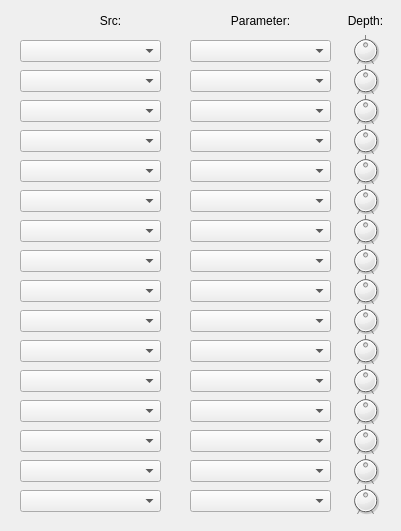
Qt form src/View/ControlMatrixScene.ui (thefinalcutbg/QAN1xEditor) before a commit.
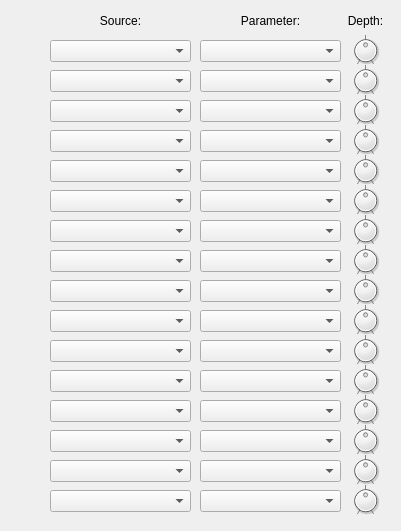
The same form after that commit. Custom widgets are drawn as their Qt base class.

Diff of the .ui file:
```diff
--- a/src/View/ControlMatrixScene.ui
+++ b/src/View/ControlMatrixScene.ui
@@ -22,7 +22,7 @@
   <widget class="ComboPicker" name="param_1">
    <property name="geometry">
     <rect>
-     <x>190</x>
+     <x>200</x>
      <y>40</y>
      <width>141</width>
      <height>22</height>
@@ -35,7 +35,7 @@
   <widget class="ComboPicker" name="source_1">
    <property name="geometry">
     <rect>
-     <x>20</x>
+     <x>50</x>
      <y>40</y>
      <width>141</width>
      <height>22</height>
@@ -94,7 +94,7 @@
   <widget class="ComboPicker" name="source_3">
    <property name="geometry">
     <rect>
-     <x>20</x>
+     <x>50</x>
      <y>100</y>
      <width>141</width>
      <height>22</height>
@@ -107,7 +107,7 @@
   <widget class="ComboPicker" name="source_4">
    <property name="geometry">
     <rect>
-     <x>20</x>
+     <x>50</x>
      <y>130</y>
      <width>141</width>
      <height>22</height>
@@ -120,7 +120,7 @@
   <widget class="ComboPicker" name="source_5">
    <property name="geometry">
     <rect>
-     <x>20</x>
+     <x>50</x>
      <y>160</y>
      <width>141</width>
      <height>22</height>
@@ -133,7 +133,7 @@
   <widget class="ComboPicker" name="source_6">
    <property name="geometry">
     <rect>
-     <x>20</x>
+     <x>50</x>
      <y>190</y>
      <width>141</width>
      <height>22</height>
@@ -146,7 +146,7 @@
   <widget class="ComboPicker" name="source_7">
    <property name="geometry">
     <rect>
-     <x>20</x>
+     <x>50</x>
      <y>220</y>
      <width>141</width>
      <height>22</height>
@@ -159,7 +159,7 @@
   <widget class="ComboPicker" name="source_8">
    <property name="geometry">
     <rect>
-     <x>20</x>
+     <x>50</x>
      <y>250</y>
      <width>141</width>
      <height>22</height>
@@ -172,7 +172,7 @@
   <widget class="ComboPicker" name="source_2">
    <property name="geometry">
     <rect>
-     <x>20</x>
+     <x>50</x>
      <y>70</y>
      <width>141</width>
      <height>22</height>
@@ -185,7 +185,7 @@
   <widget class="ComboPicker" name="param_2">
    <property name="geometry">
     <rect>
-     <x>190</x>
+     <x>200</x>
      <y>70</y>
      <width>141</width>
      <height>22</height>
@@ -198,7 +198,7 @@
   <widget class="ComboPicker" name="param_3">
    <property name="geometry">
     <rect>
-     <x>190</x>
+     <x>200</x>
      <y>100</y>
      <width>141</width>
      <height>22</height>
@@ -211,7 +211,7 @@
   <widget class="ComboPicker" name="param_4">
    <property name="geometry">
     <rect>
-     <x>190</x>
+     <x>200</x>
      <y>130</y>
      <width>141</width>
      <height>22</height>
@@ -224,7 +224,7 @@
   <widget class="ComboPicker" name="param_5">
    <property name="geometry">
     <rect>
-     <x>190</x>
+     <x>200</x>
      <y>160</y>
      <width>141</width>
      <height>22</height>
@@ -237,7 +237,7 @@
   <widget class="ComboPicker" name="param_6">
    <property name="geometry">
     <rect>
-     <x>190</x>
+     <x>200</x>
      <y>190</y>
      <width>141</width>
      <height>22</height>
@@ -250,7 +250,7 @@
   <widget class="ComboPicker" name="param_7">
    <property name="geometry">
     <rect>
-     <x>190</x>
+     <x>200</x>
      <y>220</y>
      <width>141</width>
      <height>22</height>
@@ -263,7 +263,7 @@
   <widget class="ComboPicker" name="param_8">
    <property name="geometry">
     <rect>
-     <x>190</x>
+     <x>200</x>
      <y>250</y>
      <width>141</width>
      <height>22</height>
@@ -276,7 +276,7 @@
   <widget class="ComboPicker" name="source_9">
    <property name="geometry">
     <rect>
-     <x>20</x>
+     <x>50</x>
      <y>280</y>
      <width>141</width>
      <height>22</height>
@@ -289,7 +289,7 @@
   <widget class="ComboPicker" name="source_10">
    <property name="geometry">
     <rect>
-     <x>20</x>
+     <x>50</x>
      <y>310</y>
      <width>141</width>
      <height>22</height>
@@ -302,7 +302,7 @@
   <widget class="ComboPicker" name="source_11">
    <property name="geometry">
     <rect>
-     <x>20</x>
+     <x>50</x>
      <y>340</y>
      <width>141</width>
      <height>22</height>
@@ -315,7 +315,7 @@
   <widget class="ComboPicker" name="source_12">
    <property name="geometry">
     <rect>
-     <x>20</x>
+     <x>50</x>
      <y>370</y>
      <width>141</width>
      <height>22</height>
@@ -328,7 +328,7 @@
   <widget class="ComboPicker" name="source_13">
    <property name="geometry">
     <rect>
-     <x>20</x>
+     <x>50</x>
      <y>400</y>
      <width>141</width>
      <height>22</height>
@@ -341,7 +341,7 @@
   <widget class="ComboPicker" name="source_14">
    <property name="geometry">
     <rect>
-     <x>20</x>
+     <x>50</x>
      <y>430</y>
      <width>141</width>
      <height>22</height>
@@ -354,7 +354,7 @@
   <widget class="ComboPicker" name="source_15">
    <property name="geometry">
     <rect>
-     <x>20</x>
+     <x>50</x>
      <y>460</y>
      <width>141</width>
      <height>22</height>
@@ -367,7 +367,7 @@
   <widget class="ComboPicker" name="source_16">
    <property name="geometry">
     <rect>
-     <x>20</x>
+     <x>50</x>
      <y>490</y>
      <width>141</width>
      <height>22</height>
@@ -380,7 +380,7 @@
   <widget class="ComboPicker" name="param_9">
    <property name="geometry">
     <rect>
-     <x>190</x>
+     <x>200</x>
      <y>280</y>
      <width>141</width>
      <height>22</height>
@@ -393,7 +393,7 @@
   <widget class="ComboPicker" name="param_10">
    <property name="geometry">
     <rect>
-     <x>190</x>
+     <x>200</x>
      <y>310</y>
      <width>141</width>
      <height>22</height>
@@ -406,7 +406,7 @@
   <widget class="ComboPicker" name="param_11">
    <property name="geometry">
     <rect>
-     <x>190</x>
+     <x>200</x>
      <y>340</y>
      <width>141</width>
      <height>22</height>
@@ -419,7 +419,7 @@
   <widget class="ComboPicker" name="param_12">
    <property name="geometry">
     <rect>
-     <x>190</x>
+     <x>200</x>
      <y>370</y>
      <width>141</width>
      <height>22</height>
@@ -432,7 +432,7 @@
   <widget class="ComboPicker" name="param_13">
    <property name="geometry">
     <rect>
-     <x>190</x>
+     <x>200</x>
      <y>400</y>
      <width>141</width>
      <height>22</height>
@@ -445,7 +445,7 @@
   <widget class="ComboPicker" name="param_14">
    <property name="geometry">
     <rect>
-     <x>190</x>
+     <x>200</x>
      <y>430</y>
      <width>141</width>
      <height>22</height>
@@ -458,7 +458,7 @@
   <widget class="ComboPicker" name="param_15">
    <property name="geometry">
     <rect>
-     <x>190</x>
+     <x>200</x>
      <y>460</y>
      <width>141</width>
      <height>22</height>
@@ -471,7 +471,7 @@
   <widget class="ComboPicker" name="param_16">
    <property name="geometry">
     <rect>
-     <x>190</x>
+     <x>200</x>
      <y>490</y>
      <width>141</width>
      <height>22</height>
@@ -1174,14 +1174,14 @@
   <widget class="QLabel" name="label">
    <property name="geometry">
     <rect>
-     <x>20</x>
+     <x>50</x>
      <y>10</y>
-     <width>181</width>
+     <width>141</width>
      <height>21</height>
     </rect>
    </property>
    <property name="text">
-    <string>Src:</string>
+    <string>Source:</string>
    </property>
    <property name="alignment">
     <set>Qt::AlignCenter</set>
@@ -1190,7 +1190,7 @@
   <widget class="QLabel" name="label_2">
    <property name="geometry">
     <rect>
-     <x>190</x>
+     <x>200</x>
      <y>10</y>
      <width>141</width>
      <height>21</height>
```
Left out of the diff: 6 changed lines with no effect on the pictures.
